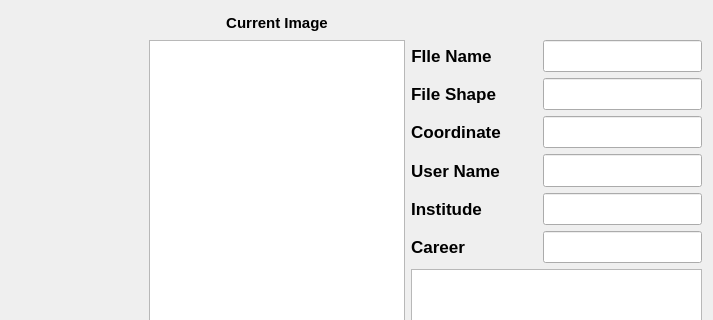
The window that Annotation_Tool_Main.ui (Yoon0527/Annotation_Tool_Main) describes before a commit, drawn with Qt 5; both pictures show x 405 to 1118 and y 0 to 320 of the 1118 by 822 pixel window.
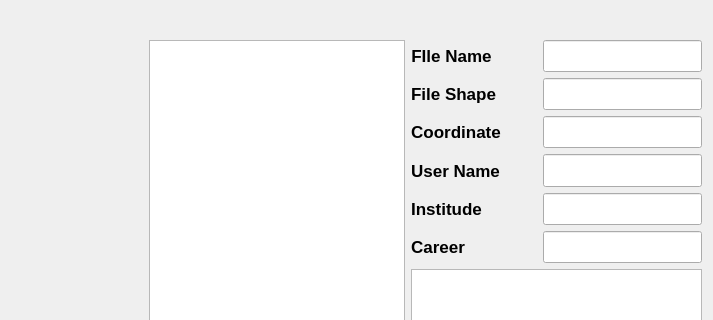
The same window after the commit.

Commit message: ui 수정

Patch:
```diff
--- a/Annotation_Tool_Main.ui
+++ b/Annotation_Tool_Main.ui
@@ -540,23 +540,7 @@
           </property>
          </widget>
         </item>
-        <item row="0" column="0">
-         <widget class="QLabel" name="lbl_currentImg">
-          <property name="font">
-           <font>
-            <pointsize>11</pointsize>
-            <bold>true</bold>
-           </font>
-          </property>
-          <property name="text">
-           <string>Current Image</string>
-          </property>
-          <property name="alignment">
-           <set>Qt::AlignmentFlag::AlignCenter</set>
-          </property>
-         </widget>
-        </item>
-        <item row="0" column="1">
+        <item row="0" column="0" colspan="2">
          <widget class="QLabel" name="lbl_current_imgName">
           <property name="font">
            <font>
@@ -568,7 +552,7 @@
            <string/>
           </property>
           <property name="alignment">
-           <set>Qt::AlignmentFlag::AlignCenter</set>
+           <set>Qt::AlignmentFlag::AlignLeading|Qt::AlignmentFlag::AlignLeft|Qt::AlignmentFlag::AlignVCenter</set>
           </property>
          </widget>
         </item>
```
The commit also changes 1 other file.
